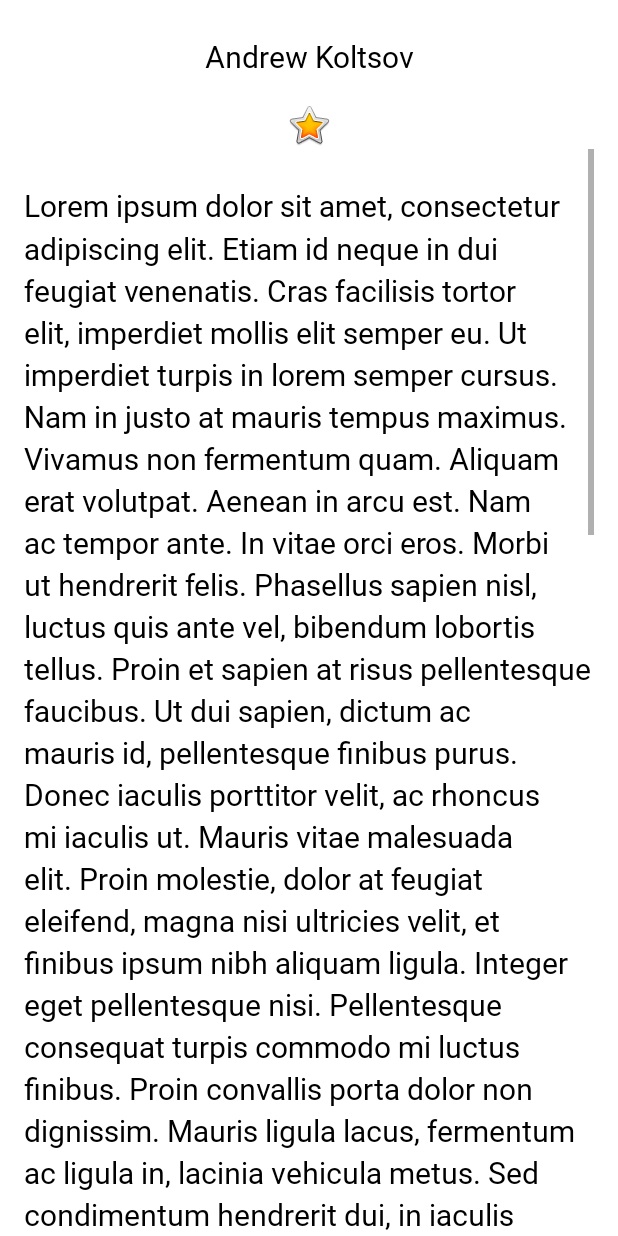
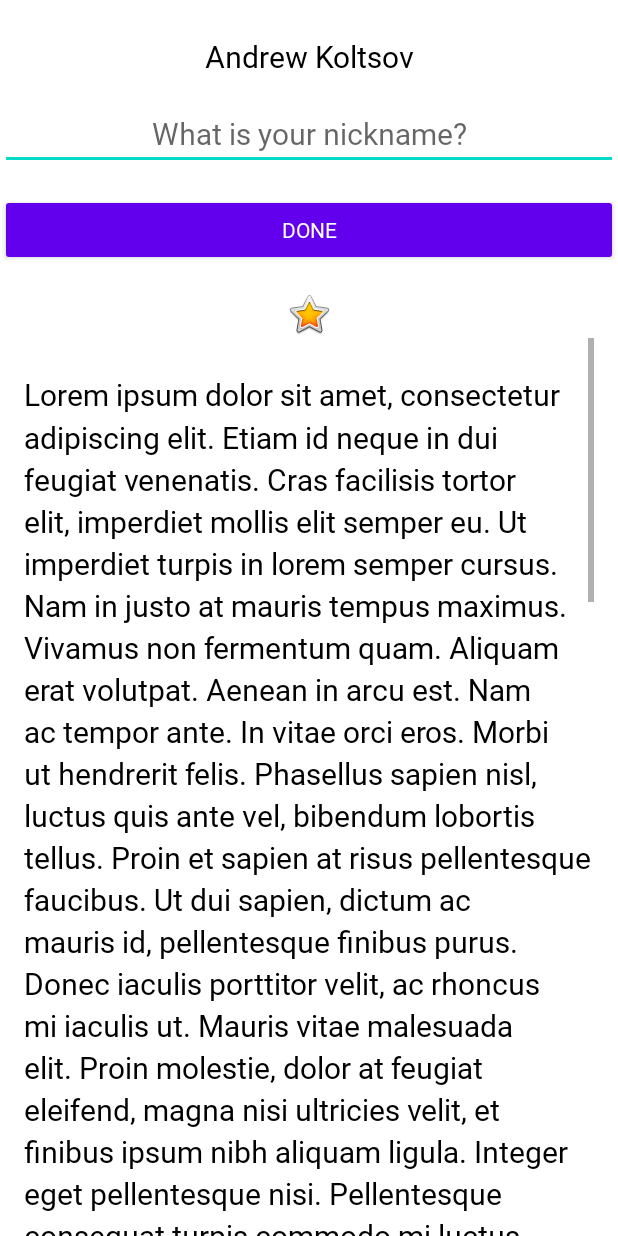
Before and after one commit to excitexcite/AboutMeApp, an Android app: the layout activity_main.xml on its own in the app's theme, with its tools: preview values and no code run, on a phone screen of 412 x 824 dp. Run offline under Robolectric (Android 15) with nearby library versions, the phone set to English and light mode, and no system bars.

```diff
--- a/app/build.gradle
+++ b/app/build.gradle
@@ -29,6 +29,9 @@ android {
     kotlinOptions {
         jvmTarget = '1.8'
     }
+    dataBinding {
+        enabled = true
+    }
 }
 
 dependencies {
--- a/app/src/main/res/layout/activity_main.xml
+++ b/app/src/main/res/layout/activity_main.xml
@@ -1,7 +1,10 @@
 <?xml version="1.0" encoding="utf-8"?>
-<LinearLayout xmlns:android="http://schemas.android.com/apk/res/android"
+
+<layout xmlns:android="http://schemas.android.com/apk/res/android"
     xmlns:app="http://schemas.android.com/apk/res-auto"
-    xmlns:tools="http://schemas.android.com/tools"
+    xmlns:tools="http://schemas.android.com/tools">
+
+    <LinearLayout
         android:layout_width="match_parent"
         android:layout_height="match_parent"
         tools:context=".MainActivity"
@@ -15,6 +18,35 @@
             android:text="@string/name"
             android:textAlignment="center"
             style="@style/NameStyle" />
+
+        <EditText
+            android:id="@+id/nickname_edit"
+            style="@style/NameStyle"
+            android:layout_width="match_parent"
+            android:layout_height="wrap_content"
+            android:ems="10"
+            android:inputType="textPersonName"
+            android:text=""
+            android:hint="@string/what_is_your_nickname"
+            android:textAlignment="center" />
+
+        <Button
+            android:id="@+id/button_done"
+            style="@style/Widget.AppCompat.Button.Colored"
+            android:layout_width="match_parent"
+            android:layout_height="wrap_content"
+            android:layout_gravity="center_horizontal"
+            android:layout_marginTop="@dimen/layout_margin"
+            android:fontFamily="@font/roboto"
+            android:text="@string/button_done" />
+
+        <TextView
+            android:id="@+id/nickname_text"
+            style="@style/NameStyle"
+            android:layout_width="match_parent"
+            android:layout_height="wrap_content"
+            android:textAlignment="center"
+            android:visibility="gone" />
 
         <ImageView
             android:id="@+id/star_image"
@@ -41,3 +73,4 @@
         </ScrollView>
 
     </LinearLayout>
+</layout>
--- a/app/src/main/res/values/strings.xml
+++ b/app/src/main/res/values/strings.xml
@@ -13,4 +13,6 @@ Sed quam justo, sodales in condimentum vel, sodales non sapien. Aliquam nulla li
 Fusce vel rutrum neque. Etiam elementum quis purus quis dapibus. Duis tempus magna vitae ante finibus, eu consectetur elit ultricies. Ut gravida leo metus, non sodales mi varius eget. Nunc quis auctor ligula. Vestibulum gravida enim ac placerat consequat. Duis sed metus diam. Etiam laoreet sodales elit et rhoncus. Duis quis elit eu ipsum molestie commodo.
 
 Nam ac dui tempus, scelerisque enim quis, porta lacus. Fusce vitae lacus sapien. Nulla lectus lacus, egestas id lorem eget, tempor placerat elit. Maecenas bibendum, odio non gravida molestie, nisi purus gravida urna, eu semper felis enim ut erat. Curabitur tincidunt, neque nec posuere bibendum, odio dui condimentum felis, eget vestibulum odio augue non arcu. Sed accumsan eleifend risus, congue efficitur enim interdum nec. Morbi eu consectetur erat, at vulputate ipsum. Pellentesque lectus sapien, convallis nec lacus eget, gravida interdum enim. Maecenas ligula urna, scelerisque et aliquet ut, faucibus ut lorem. </string>
+    <string name="what_is_your_nickname">What is your nickname?</string>
+    <string name="button_done">Done</string>
 </resources>
```
Also changed, not shown: app/src/main/java/com/excite/aboutme/MainActivity.kt (+42 -1 lines). Lines whose indentation alone changed are shown as unchanged.
